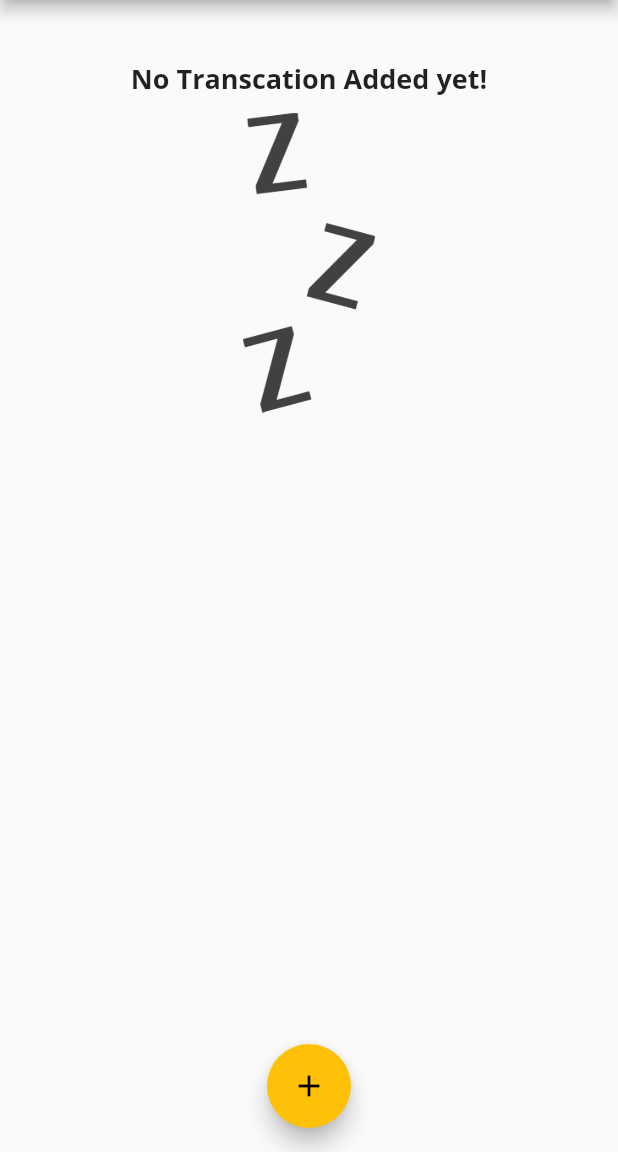
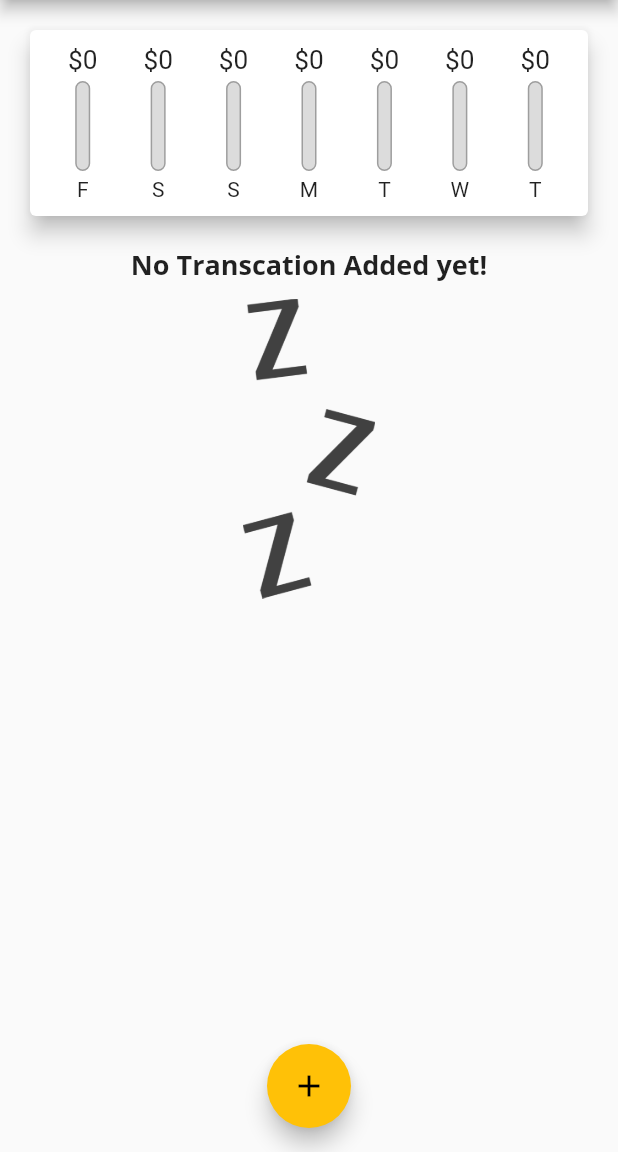
Before and after one commit to Ammar-JT/expenses_app, a Flutter app: the screen it shows after launch, on a phone screen of 412 x 824 dp, the part 84-1236 px from its top. Run offline on Flutter 3.47's test engine with Material 2 defaults, Android fonts, the phone set to English and light mode, and no system bars.

Commit message:
Lesson 6: Adding IMages + logic for the chart (week transaction) + chart bar + ListTile

```diff
--- a/lib/widgets/chart.dart
+++ b/lib/widgets/chart.dart
@@ -1,8 +1,7 @@
-import 'dart:ffi';
-
 import 'package:flutter/material.dart';
 import 'package:intl/intl.dart';
 
+import './chart_bar.dart';
 import '../models/transaction.dart';
 
 class Chart extends StatelessWidget {
@@ -35,9 +34,15 @@ class Chart extends StatelessWidget {
 
       //item in this list will be:
       return {
-        'day': DateFormat.E().format(weekDay),
+        'day': DateFormat.E().format(weekDay).substring(0, 1),
         'amount': totalSum,
       };
+    }).reversed.toList();
+  }
+
+  double get totalSpending {
+    return groupedTransactionValues.fold(0.0, (sum, item) {
+      return sum + (item['amount'] as double);
     });
   }
 
@@ -47,8 +52,24 @@ class Chart extends StatelessWidget {
     return Card(
       elevation: 6,
       margin: EdgeInsets.all(20),
-      child: Row(
-        children: <Widget>[],
+      //Padding is just like container, but used if you want only the padding property
+      child: Padding(
+        padding: EdgeInsets.all(10),
+        child: Row(
+          mainAxisAlignment: MainAxisAlignment.spaceAround,
+          children: groupedTransactionValues.map((data) {
+            // return Text('${data['day']}: ${data['amount']}');
+            //Flexible used to force to a specific width: (like column in bootstrap)
+            return Flexible(
+              fit: FlexFit.tight,
+              child: ChartBar(
+                data['day'].toString(),
+                data['amount'] as double,
+                totalSpending == 0.0 ? 0.0 : (data['amount'] as double) / totalSpending
+              ),
+            );
+          }).toList(),
+        ),
       ),
     );
   }
--- /dev/null
+++ b/lib/widgets/chart_bar.dart
@@ -0,0 +1,52 @@
+import 'package:flutter/material.dart';
+
+class ChartBar extends StatelessWidget {
+  final String label;
+  final double spendingAmount;
+  final double spendingPctOfTotal;
+
+  ChartBar(this.label, this.spendingAmount, this.spendingPctOfTotal);
+
+  @override
+  Widget build(BuildContext context) {
+    return Column(children: <Widget>[
+      Container(
+        height: 20,
+        child: FittedBox(
+          child: Text('\$${spendingAmount.toStringAsFixed(0)}'),
+        ),
+      ),
+      SizedBox(height: 4,),
+      Container(
+        height: 60,
+        width: 10,
+        child: Stack(children: <Widget>[
+          //stack will make this first child in the bottom (backgorund)
+          Container(
+            decoration: BoxDecoration(
+              border: Border.all(color: Colors.grey, width: 1.0),
+              color: Color.fromRGBO(220, 220, 220, 1),
+              borderRadius: BorderRadius.circular(10),
+            ),
+          ),
+          //stack will make this second child in the top (overlaped)
+          FractionallySizedBox(
+            heightFactor: spendingPctOfTotal,
+            child: Container(
+              decoration: BoxDecoration(
+                color: Theme.of(context).primaryColor,
+                borderRadius: BorderRadius.circular(10),
+              ),
+            ),
+          )
+
+        ],),
+      ),
+      SizedBox(
+        height: 4,
+      ),
+      Text(label)
+
+    ],);
+  }
+}
```
Also changed, not shown: lib/main.dart (+9 -2 lines), lib/widgets/transaction_list.dart (+16 -37 lines).
